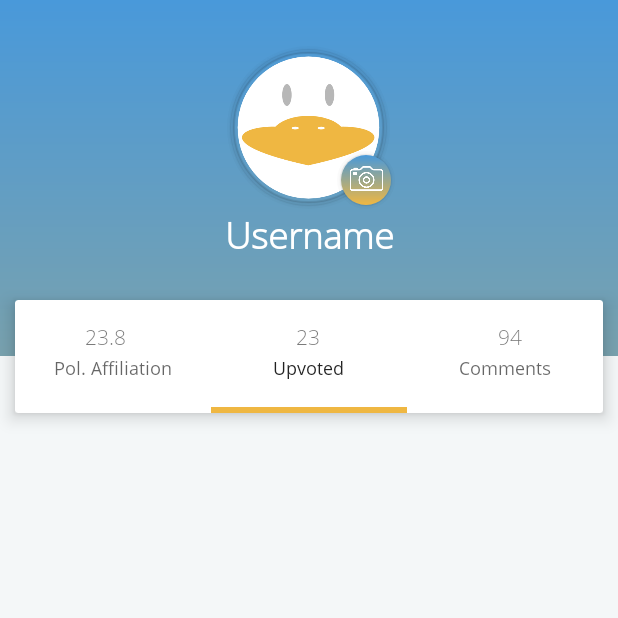
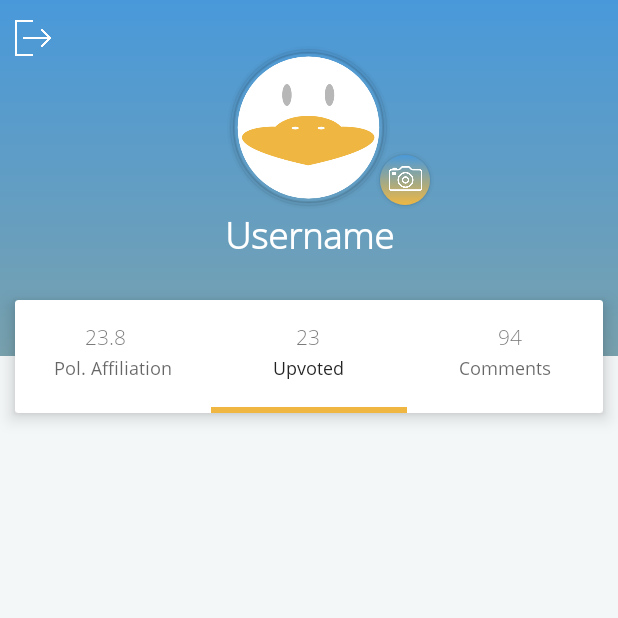
Before and after one commit to SomethingKindaWitty/FBU_Summer_Project, an Android app: the UserFragment screen opened directly, with no data from a screen before it, tab 2 chosen, on a phone screen of 412 x 824 dp, the top half of it. Run offline under Robolectric (Android 15) with nearby library versions, the phone set to English and light mode, and no system bars; our stand-ins replace Picasso; libraries missing offline, so code that uses them is left out: com.github.mikephil.charting, com.jjoe64.graphview, com.loopj.android, cz.msebera.android, org.apache.commons; plain views replace GraphView; pictures from the network do not load; 71 statements that could not run were skipped.

Commit message:
should look better on samsung + logout functionality

```diff
--- a/app/src/main/java/me/caelumterrae/fbunewsapp/activities/LoginActivity.java
+++ b/app/src/main/java/me/caelumterrae/fbunewsapp/activities/LoginActivity.java
@@ -95,4 +95,8 @@ public class LoginActivity extends AppCompatActivity {
         });
     }
 
+    @Override
+    public void onBackPressed() {
+        // do nothing
+    }
 }
--- a/app/src/main/java/me/caelumterrae/fbunewsapp/fragments/UserFragment.java
+++ b/app/src/main/java/me/caelumterrae/fbunewsapp/fragments/UserFragment.java
@@ -73,6 +73,7 @@ import java.util.HashMap;
 import java.util.List;
 
 import me.caelumterrae.fbunewsapp.R;
+import me.caelumterrae.fbunewsapp.activities.LoginActivity;
 import me.caelumterrae.fbunewsapp.adapters.UserTabsAdapter;
 import me.caelumterrae.fbunewsapp.client.ParseNewsClient;
 import me.caelumterrae.fbunewsapp.fragments.UserFragmentTabs.CommentFragment;
@@ -99,6 +100,8 @@ public class UserFragment extends Fragment {
     public TextView numUpvoted;
     public TextView numCommented;
     public ImageButton takePicture;
+    public ImageButton logout;
+
     private SwipeRefreshLayout swipeContainer;
     MediaPlayer mediaPlayer;
 
@@ -157,6 +160,7 @@ public class UserFragment extends Fragment {
 
         swipeContainer = view.findViewById(R.id.swipeContainer);
         takePicture = view.findViewById(R.id.camera);
+        logout = view.findViewById(R.id.logout);
 
         user = CurrentUser.getUser();
 
@@ -175,6 +179,13 @@ public class UserFragment extends Fragment {
                 @Override
                 public void onClick(View view) {
                     onLaunchCamera();
+                }
+            });
+
+            logout.setOnClickListener(new View.OnClickListener() {
+                @Override
+                public void onClick(View view) {
+                    onLogout();
                 }
             });
 
@@ -364,5 +375,11 @@ public class UserFragment extends Fragment {
 
     }
 
+    public void onLogout(){
+        Intent intent = new Intent(getActivity(), LoginActivity.class);
+        startActivity(intent);
+
+    }
+
 
 }
--- a/app/src/main/res/layout/fragment_political_affiliation.xml
+++ b/app/src/main/res/layout/fragment_political_affiliation.xml
@@ -59,7 +59,7 @@
                         android:layout_height="wrap_content"
                         android:paddingBottom="10dp"
                         android:paddingLeft="10dp"
-                        android:paddingRight="30dp"
+                        android:paddingRight="10dp"
                         android:paddingTop="10dp">
 
 
--- a/app/src/main/res/layout/fragment_upvoted.xml
+++ b/app/src/main/res/layout/fragment_upvoted.xml
@@ -7,7 +7,7 @@
     <android.support.v7.widget.RecyclerView
         android:id="@+id/rvLikes"
         android:layout_width="match_parent"
-        android:layout_height="wrap_content"
+        android:layout_height="match_parent"
         android:layout_marginTop="10dp" />
 
 </RelativeLayout>
--- a/app/src/main/res/layout/user.xml
+++ b/app/src/main/res/layout/user.xml
@@ -191,13 +191,13 @@
 
                 <ImageView
                     android:id="@+id/camera_circle"
-                    android:padding="3dp"
                     android:layout_width="40dp"
                     android:layout_height="40dp"
                     android:layout_alignBottom="@+id/profImage"
                     android:layout_alignParentEnd="true"
-                    android:layout_marginEnd="148dp"
+                    android:layout_marginEnd="122dp"
                     android:background="@drawable/circle_drop_shadow"
+                    android:padding="3dp"
                     app:srcCompat="@drawable/backgroundprofile" />
 
                 <ImageButton
@@ -214,6 +214,18 @@
                     android:tint="@color/white"
                     app:srcCompat="@drawable/camera" />
 
+                <ImageButton
+                    android:id="@+id/logout"
+                    android:layout_width="24dp"
+                    android:layout_height="24dp"
+                    android:layout_alignParentTop="true"
+                    android:layout_alignStart="@+id/topcard"
+                    android:layout_marginTop="13dp"
+                    android:background="@color/transparent"
+                    android:scaleType="fitCenter"
+                    android:tint="@color/white"
+                    app:srcCompat="@drawable/logout" />
+
 
             </RelativeLayout>
         </ScrollView>
```
Also changed, not shown: app/src/main/res/layout/item_post.xml (+6 -3 lines), app/src/main/res/drawable/logout.png (added).
